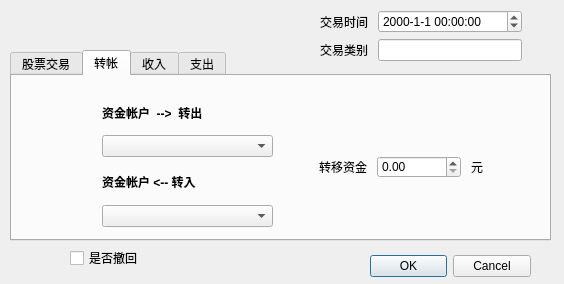
Above: myFinanceExchangeWindow.ui from Imrono/myFinance before the change. Below: the same form after it.
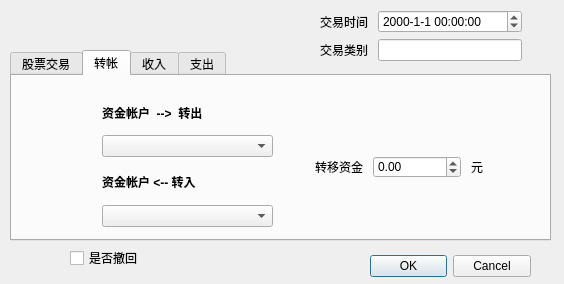
That is the form after the change. The open tabs and pages were chosen to show the change.

```diff
--- a/myFinanceExchangeWindow.ui
+++ b/myFinanceExchangeWindow.ui
@@ -487,7 +487,7 @@
       <item row="0" column="1">
        <widget class="QDoubleSpinBox" name="moneyTransferSpinBox">
         <property name="minimum">
-         <double>0.000000000000000</double>
+         <double>-10000000.000000000000000</double>
         </property>
         <property name="maximum">
          <double>10000000.000000000000000</double>
```
Left out of the diff: 6 changed lines with no effect on the pictures.
